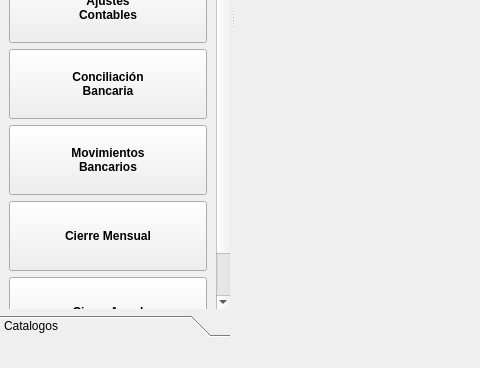
armonge/EsquipulasPy, file esquipulaspy/ui/mainwindowcontabilidad.ui: the form before one commit; both pictures show x 0 to 480 and y 340 to 708 of the 1151 by 708 pixel window.
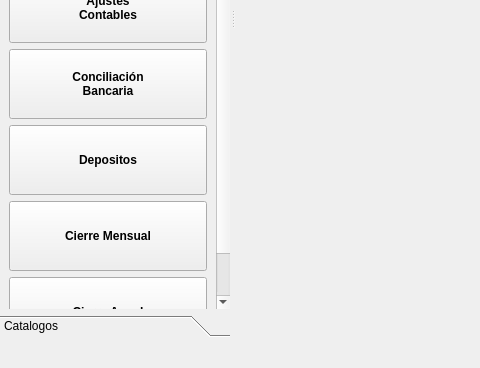
The form after the commit. Icons and pictures are not drawn.

Commit message: Cambios en Interfaz de Depositos.

Patch:
```diff
--- a/esquipulaspy/ui/mainwindowcontabilidad.ui
+++ b/esquipulaspy/ui/mainwindowcontabilidad.ui
@@ -92,8 +92,8 @@
         <property name="geometry">
          <rect>
           <x>0</x>
-          <y>0</y>
-          <width>214</width>
+          <y>-51</y>
+          <width>213</width>
           <height>620</height>
          </rect>
         </property>
@@ -361,8 +361,7 @@
             </font>
            </property>
            <property name="text">
-            <string>Movimientos
-Bancarios</string>
+            <string>Depositos</string>
            </property>
            <property name="icon">
             <iconset resource="res.qrc">
```
Left out of the diff: 4 changed lines with no effect on the pictures. The commit also changes 4 other files.
